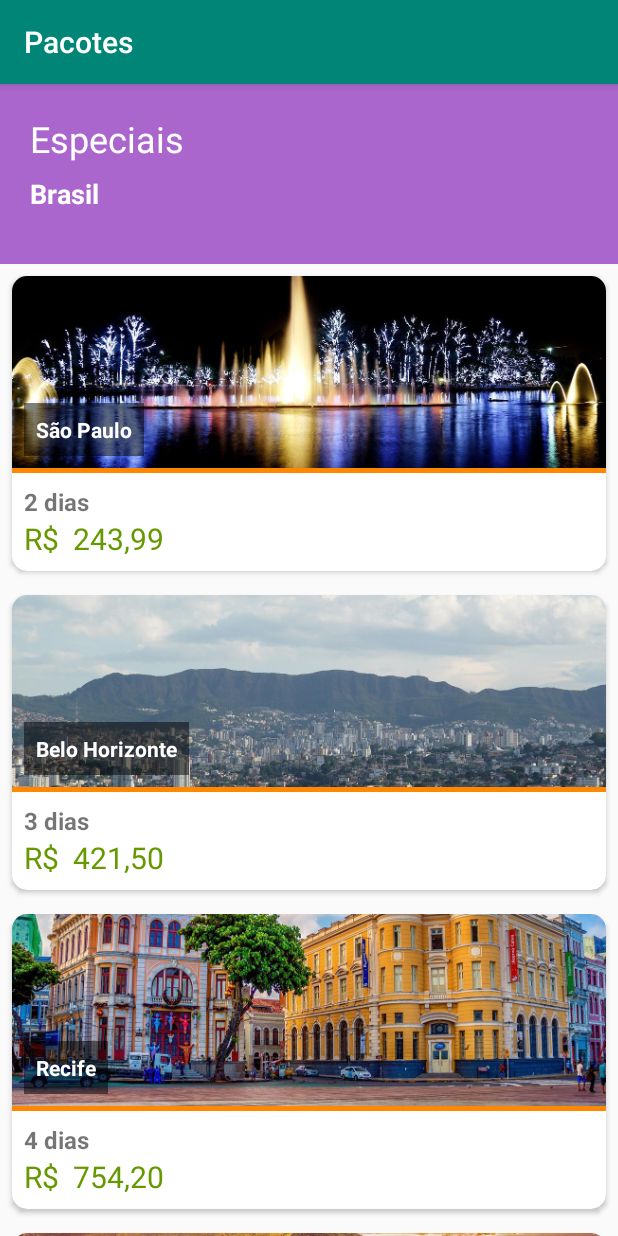
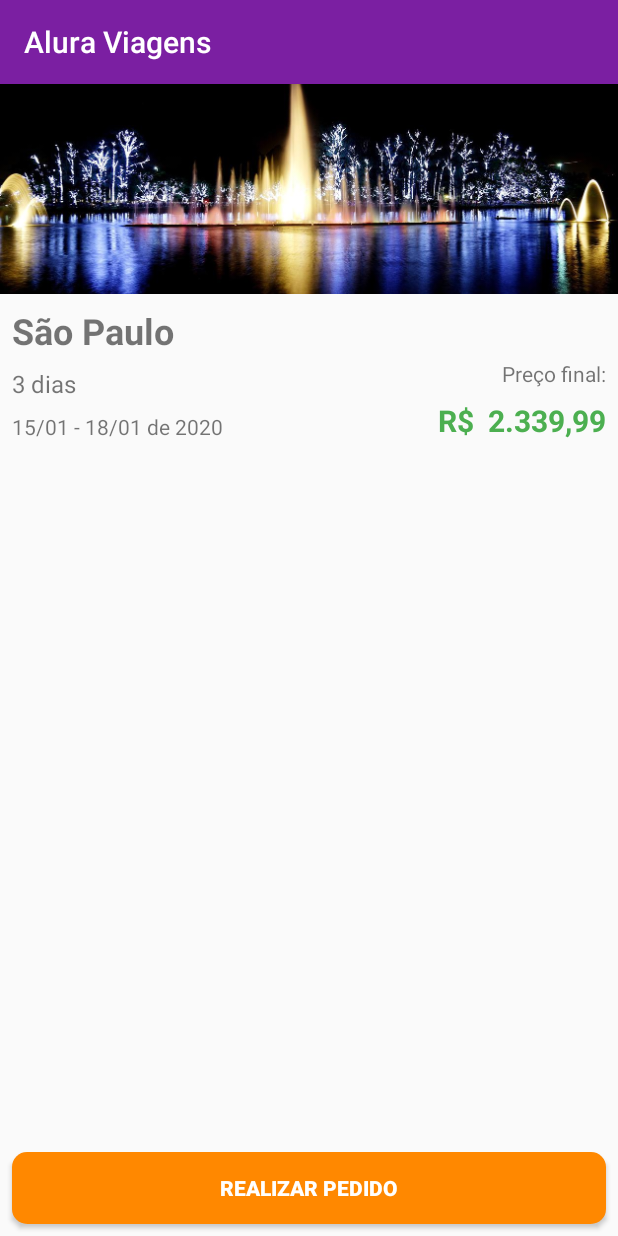
Before and after one commit to FelipeTrosi/ALURA_ANDROID_CONSTRAINT_LAYOUT, an Android app: the screen it shows after launch (ListaPacotesActivity before the commit, ResumoPacoteActivity after it), on a phone screen of 412 x 824 dp. Run offline under Robolectric (Android 15) with nearby library versions, the phone set to English and light mode, and no system bars.

Commit message:
Criando uma nova Activity para mostrar a reserva de um pacote.

```diff
--- a/app/src/main/AndroidManifest.xml
+++ b/app/src/main/AndroidManifest.xml
@@ -9,6 +9,7 @@
         android:roundIcon="@mipmap/ic_launcher_round"
         android:supportsRtl="true"
         android:theme="@style/AppTheme">
+        <activity android:name=".ui.activities.ResumoPacoteActivity"></activity>
         <activity android:name=".ui.activities.ListaPacotesActivity">
             <intent-filter>
                 <action android:name="android.intent.action.MAIN" />
--- a/app/src/main/java/br/com/curso/alura/ui/activities/ListaPacotesActivity.java
+++ b/app/src/main/java/br/com/curso/alura/ui/activities/ListaPacotesActivity.java
@@ -2,6 +2,7 @@ package br.com.curso.alura.ui.activities;
 
 import androidx.appcompat.app.AppCompatActivity;
 
+import android.content.Intent;
 import android.os.Bundle;
 import android.widget.ListView;
 
@@ -24,6 +25,9 @@ public class ListaPacotesActivity extends AppCompatActivity {
         setTitle(TITULO_APP_BAR);
 
         configuraLista();
+
+        Intent intent = new Intent(this, ResumoPacoteActivity.class);
+        startActivity(intent);
     }
 
     private void configuraLista() {
--- /dev/null
+++ b/app/src/main/java/br/com/curso/alura/ui/activities/ResumoPacoteActivity.java
@@ -0,0 +1,71 @@
+package br.com.curso.alura.ui.activities;
+
+import android.graphics.drawable.Drawable;
+import android.os.Bundle;
+import android.view.View;
+import android.widget.ImageView;
+import android.widget.TextView;
+
+import androidx.appcompat.app.AppCompatActivity;
+
+import java.math.BigDecimal;
+import java.text.SimpleDateFormat;
+import java.util.Calendar;
+
+import br.com.curso.alura.R;
+import br.com.curso.alura.model.Pacote;
+import br.com.curso.alura.util.DiasUtil;
+import br.com.curso.alura.util.MoedaUtil;
+import br.com.curso.alura.util.ResourceUtil;
+
+public class ResumoPacoteActivity extends AppCompatActivity {
+
+    @Override
+    protected void onCreate(Bundle savedInstanceState) {
+        super.onCreate(savedInstanceState);
+        setContentView(R.layout.activity_resumo_pacote);
+
+        Pacote pacote = new Pacote("São Paulo", "sao_paulo_sp", 3, new BigDecimal(2339.99));
+
+        defineImagem(pacote);
+        defineLocal(pacote);
+        defineDias(pacote);
+        defineValor(pacote);
+        defineData(pacote);
+    }
+
+    private void defineData(Pacote pacote) {
+        TextView dataHospedagem = findViewById(R.id.resumo_pacote_data);
+        Calendar dataHoje = Calendar.getInstance();
+        Calendar dataFinal = Calendar.getInstance();
+        dataFinal.add(Calendar.DATE, pacote.getDias());
+        SimpleDateFormat formataData = new SimpleDateFormat("dd/MM");
+        String dataHojeFormatada = formataData.format(dataHoje.getTime());
+        String dataFinalFormatada = formataData.format(dataFinal.getTime());
+        String dataReservada = dataHojeFormatada + " - " + dataFinalFormatada + " de " + dataFinal.get(Calendar.YEAR);
+        dataHospedagem.setText(dataReservada);
+    }
+
+    private void defineValor(Pacote pacote) {
+        TextView valorFinal = findViewById(R.id.resumo_pacote_valor_final);
+        String valorFormatado = MoedaUtil.formataMoedaBrasileira(pacote.getPreco());
+        valorFinal.setText(valorFormatado);
+    }
+
+    private void defineDias(Pacote pacote) {
+        TextView dias = findViewById(R.id.resumo_pacote_dias);
+        String diasEmTexto = DiasUtil.formataDiasEmTexto(pacote.getDias());
+        dias.setText(diasEmTexto);
+    }
+
+    private void defineLocal(Pacote pacote) {
+        TextView local = findViewById(R.id.resumo_pacote_cidade);
+        local.setText(pacote.getLocal());
+    }
+
+    private void defineImagem(Pacote pacote) {
+        ImageView imagem = findViewById(R.id.resumo_pacote_imagem_cidade);
+        Drawable imagemDevolvida = ResourceUtil.devolveDrawable(this, pacote.getImagem());
+        imagem.setImageDrawable(imagemDevolvida);
+    }
+}
--- /dev/null
+++ b/app/src/main/res/drawable/botao_realizar_pedido.xml
@@ -0,0 +1,5 @@
+<?xml version="1.0" encoding="utf-8"?>
+<shape xmlns:android="http://schemas.android.com/apk/res/android">
+    <solid android:color="@android:color/holo_orange_dark"/>
+    <corners android:radius="10dp"/>
+</shape>
--- a/app/src/main/res/layout/activity_lista_pacotes.xml
+++ b/app/src/main/res/layout/activity_lista_pacotes.xml
@@ -16,7 +16,7 @@
         app:layout_constraintStart_toStartOf="parent"
         app:layout_constraintTop_toTopOf="parent"
         app:layout_constraintVertical_bias="0.0"
-        app:srcCompat="@android:color/holo_purple" />
+        app:srcCompat="@color/colorPrimary" />
 
     <TextView
         android:id="@+id/lista_pacotes_especiais"
--- /dev/null
+++ b/app/src/main/res/layout/activity_resumo_pacote.xml
@@ -0,0 +1,94 @@
+<?xml version="1.0" encoding="utf-8"?>
+<androidx.constraintlayout.widget.ConstraintLayout xmlns:android="http://schemas.android.com/apk/res/android"
+    xmlns:app="http://schemas.android.com/apk/res-auto"
+    xmlns:tools="http://schemas.android.com/tools"
+    android:layout_width="match_parent"
+    android:layout_height="match_parent"
+    tools:context=".ui.activities.ResumoPacoteActivity">
+
+    <ImageView
+        android:id="@+id/resumo_pacote_imagem_cidade"
+        android:layout_width="0dp"
+        android:layout_height="140dp"
+        android:scaleType="centerCrop"
+        app:layout_constraintBottom_toBottomOf="parent"
+        app:layout_constraintStart_toStartOf="parent"
+        app:layout_constraintTop_toTopOf="parent"
+        app:layout_constraintVertical_bias="0.0"
+        app:srcCompat="@drawable/recife_pe" />
+
+    <TextView
+        android:id="@+id/resumo_pacote_cidade"
+        android:layout_width="wrap_content"
+        android:layout_height="wrap_content"
+        android:layout_marginStart="8dp"
+        android:layout_marginLeft="8dp"
+        android:layout_marginTop="8dp"
+        android:textSize="24sp"
+        android:textStyle="bold"
+        app:layout_constraintStart_toStartOf="parent"
+        app:layout_constraintTop_toBottomOf="@+id/resumo_pacote_imagem_cidade"
+        tools:text="Recife" />
+
+    <TextView
+        android:id="@+id/resumo_pacote_dias"
+        android:layout_width="wrap_content"
+        android:layout_height="wrap_content"
+        android:layout_marginTop="8dp"
+        android:textSize="16sp"
+        app:layout_constraintStart_toStartOf="@+id/resumo_pacote_cidade"
+        app:layout_constraintTop_toBottomOf="@+id/resumo_pacote_cidade"
+        tools:text="2 dias" />
+
+    <TextView
+        android:id="@+id/resumo_pacote_data"
+        android:layout_width="wrap_content"
+        android:layout_height="wrap_content"
+        android:layout_marginTop="8dp"
+        app:layout_constraintStart_toStartOf="@+id/resumo_pacote_dias"
+        app:layout_constraintTop_toBottomOf="@+id/resumo_pacote_dias"
+        tools:text="08/12 - 10/12 de 2017" />
+
+    <TextView
+        android:id="@+id/resumo_pacote_valor_final"
+        android:layout_width="wrap_content"
+        android:layout_height="wrap_content"
+        android:layout_marginEnd="8dp"
+        android:layout_marginRight="8dp"
+        android:textColor="#4CAF50"
+        android:textSize="20sp"
+        android:textStyle="bold"
+        app:layout_constraintBottom_toBottomOf="@+id/resumo_pacote_data"
+        app:layout_constraintEnd_toEndOf="parent"
+        tools:text="R$ 243,99" />
+
+    <TextView
+        android:id="@+id/resumo_pacote_texto_preco"
+        android:layout_width="wrap_content"
+        android:layout_height="wrap_content"
+        android:layout_marginEnd="8dp"
+        android:layout_marginRight="8dp"
+        android:layout_marginBottom="8dp"
+        android:text="Preço final:"
+        app:layout_constraintBottom_toTopOf="@+id/resumo_pacote_valor_final"
+        app:layout_constraintEnd_toEndOf="parent" />
+
+    <Button
+        android:id="@+id/resumo_pacote_botao_realizar_pedido"
+        android:layout_width="0dp"
+        android:layout_height="wrap_content"
+        android:layout_marginStart="8dp"
+        android:layout_marginLeft="8dp"
+        android:layout_marginEnd="8dp"
+        android:layout_marginRight="8dp"
+        android:layout_marginBottom="8dp"
+        android:background="@drawable/botao_realizar_pedido"
+        android:text="REALIZAR PEDIDO"
+        android:textColor="@android:color/white"
+        android:textStyle="bold"
+        app:layout_constraintBottom_toBottomOf="parent"
+        app:layout_constraintEnd_toEndOf="parent"
+        app:layout_constraintStart_toStartOf="parent"
+        app:layout_constraintTop_toTopOf="parent"
+        app:layout_constraintVertical_bias="1.0" />
+</androidx.constraintlayout.widget.ConstraintLayout>
--- a/app/src/main/res/values/colors.xml
+++ b/app/src/main/res/values/colors.xml
@@ -1,6 +1,6 @@
 <?xml version="1.0" encoding="utf-8"?>
 <resources>
-    <color name="colorPrimary">#008577</color>
-    <color name="colorPrimaryDark">#00574B</color>
-    <color name="colorAccent">#D81B60</color>
+    <color name="colorPrimary">#7b1fa2</color>
+    <color name="colorPrimaryDark">#4a0072</color>
+    <color name="colorAccent">#ae52d4</color>
 </resources>
```
